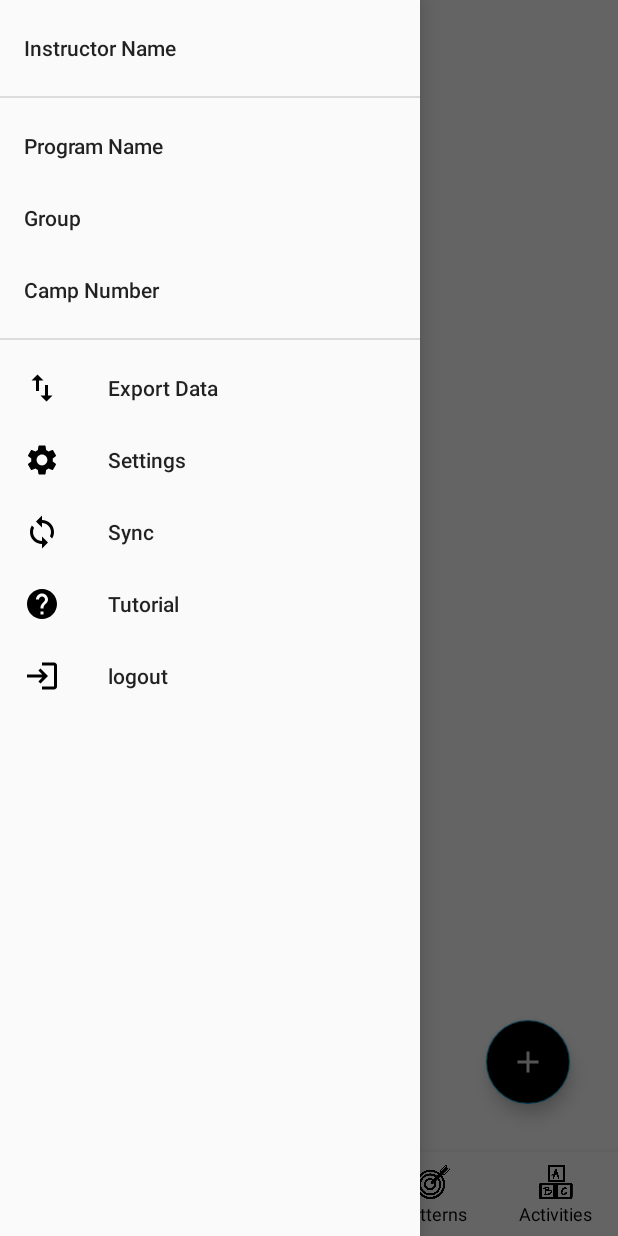
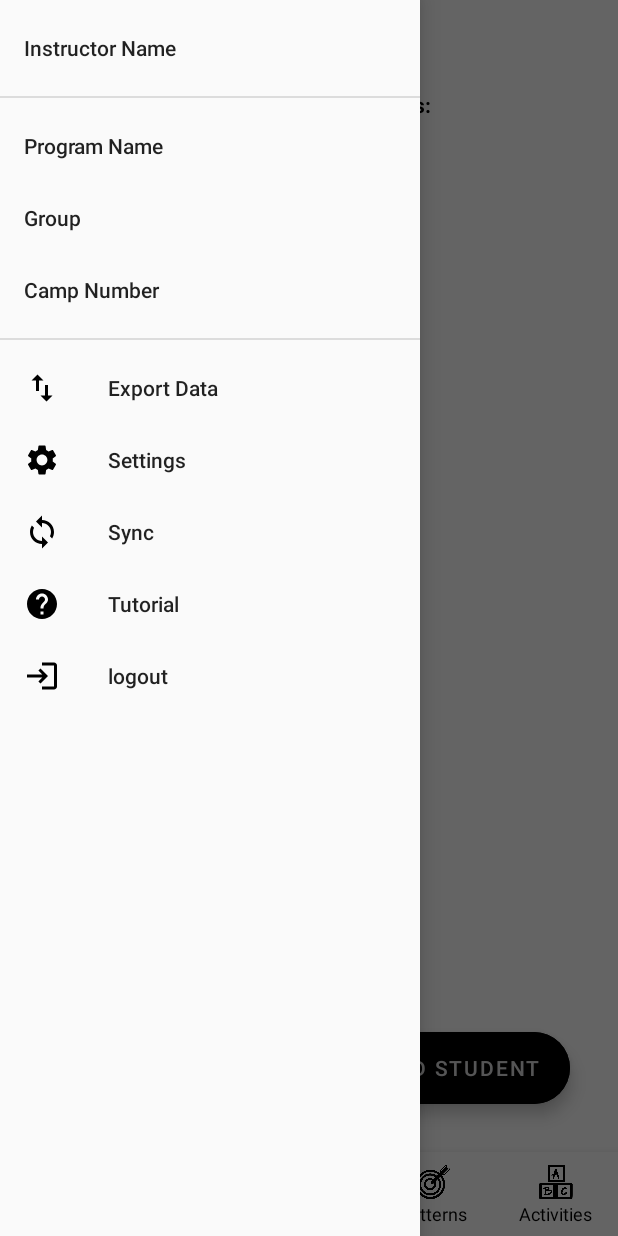
Before and after one commit to NyansapoAI/BetaAndroid, an Android app: the fragment AssessmentFragment placed in its activity, with the side drawer open, on a phone screen of 412 x 824 dp. Run offline under Robolectric (Android 15) with nearby library versions, the phone set to English and light mode, and no system bars; our stand-ins replace Dagger/Hilt's generated code, Firebase (no records; nobody signed in at launch, a user with empty details on screens opened directly); libraries missing offline, so code that uses them is left out: com.arlib.floatingsearchview, com.nightonke.blurlockview, es.dmoral.toasty; plain views replace BlurLockView, FloatingSearchView; 16 statements that could not run were skipped.

Commit message:
added a skip button for all assessment levels

```diff
--- a/app/src/main/java/com/example/edward/nyansapo/presentation/ui/assessment/AssessmentFragment.kt
+++ b/app/src/main/java/com/example/edward/nyansapo/presentation/ui/assessment/AssessmentFragment.kt
@@ -8,18 +8,22 @@ import android.util.Log
 import android.view.View
 import android.widget.Filter
 import android.widget.Toast
+import androidx.core.view.isVisible
 import androidx.fragment.app.Fragment
+import androidx.recyclerview.widget.LinearLayoutManager
 import com.arlib.floatingsearchview.FloatingSearchView
 import com.arlib.floatingsearchview.FloatingSearchView.*
 import com.arlib.floatingsearchview.suggestions.model.SearchSuggestion
 import com.edward.nyansapo.R
+import com.edward.nyansapo.databinding.FragmentAssessmentBinding
+import com.example.edward.nyansapo.AddStudentFragment
 import com.example.edward.nyansapo.Student
-import com.edward.nyansapo.databinding.FragmentAssessmentBinding
+import com.example.edward.nyansapo.presentation.ui.grouping.GroupingAdapter2
+import com.example.edward.nyansapo.presentation.ui.grouping.REQUEST_CODE
 import com.example.edward.nyansapo.presentation.ui.main.MainActivity2
 import com.example.edward.nyansapo.presentation.utils.Constants
 import com.example.edward.nyansapo.presentation.utils.FirebaseUtils
 import com.example.edward.nyansapo.presentation.utils.studentDocumentSnapshot
-import com.example.edward.nyansapo.AddStudentFragment
 import com.google.firebase.firestore.DocumentSnapshot
 import com.google.firebase.firestore.ListenerRegistration
 import com.google.firebase.firestore.Query
@@ -67,6 +71,24 @@ class AssessmentFragment : Fragment(R.layout.fragment_assessment) {
             mainQuerySnapshot = it
 
         }
+        //get items for recyclerview
+        getSuggestions(5) {
+            setUpRecyclerView(it)
+        }
+        if (mSearchView.isSearchBarFocused) {
+            Log.d(TAG, "onResume: searchview is focused")
+            recyclerViewVisibility(false)
+        }
+    }
+
+    private fun setUpRecyclerView(querySnapshot: QuerySnapshot) {
+        Log.d(TAG, "setUpRecyclerView: size:${querySnapshot.size()}")
+        val recyclerAdapter = GroupingAdapter2(onStudentClick = { onStudentClicked(it.toObject(Student::class.java)!!) })
+        recyclerAdapter.submitList(querySnapshot.documents)
+        binding.recyclerview.apply {
+            layoutManager = LinearLayoutManager(MainActivity2.activityContext)
+            adapter = recyclerAdapter
+        }
     }
 
     private fun setOnClickListeners() {
@@ -77,7 +99,8 @@ class AssessmentFragment : Fragment(R.layout.fragment_assessment) {
 
     private fun addStudent() {
         val intent = Intent(MainActivity2.activityContext!!, AddStudentFragment::class.java)
-        startActivity(intent)
+        startActivityForResult(intent,REQUEST_CODE)
+
     }
 
 
@@ -140,6 +163,7 @@ class AssessmentFragment : Fragment(R.layout.fragment_assessment) {
         })
         mSearchView.setOnFocusChangeListener(object : OnFocusChangeListener {
             override fun onFocus() {
+                recyclerViewVisibility(false)
                 mSearchView.showProgress()
                 getSuggestions(3) {
                     mSearchView.swapSuggestions(it.toObjects(Student::class.java))
@@ -151,6 +175,7 @@ class AssessmentFragment : Fragment(R.layout.fragment_assessment) {
             }
 
             override fun onFocusCleared() {
+                recyclerViewVisibility(true)
 
                 //  mSearchView.setSearchBarTitle("search bar title")
 
@@ -189,21 +214,22 @@ class AssessmentFragment : Fragment(R.layout.fragment_assessment) {
              val student = item as Student
              val textColor = if (mIsDarkSearchTheme) "#ffffff" else "#000000"
              val textLight = if (mIsDarkSearchTheme) "#bfbfbf" else "#787878"
-
              *//*   leftIcon.setImageDrawable(ResourcesCompat.getDrawable(resources,
                        R.drawable.ic_history_black_24dp, null))
                Util.setIconColor(leftIcon, Color.parseColor(textColor))
                leftIcon.alpha = .36f*//*
-
             leftIcon.alpha = 0.0f
             leftIcon.setImageDrawable(null)
-
             textView.setTextColor(Color.parseColor(textColor))
             val text: String = student.getBody()
                     .replaceFirst(mSearchView.getQuery(),
                             "<font color=\"" + textLight + "\">" + mSearchView.getQuery() + "</font>")
             textView.text = Html.fromHtml(text)
         })*/
+    }
+
+    private fun recyclerViewVisibility(visible: Boolean) {
+        binding.listLinLayout.isVisible = visible
     }
 
     private fun onStudentClicked(student: Student) {
--- a/app/src/main/java/com/example/edward/nyansapo/presentation/ui/grouping/GroupingAdapter2.kt
+++ b/app/src/main/java/com/example/edward/nyansapo/presentation/ui/grouping/GroupingAdapter2.kt
@@ -19,7 +19,7 @@ import com.google.android.material.dialog.MaterialAlertDialogBuilder
 import com.google.firebase.firestore.DocumentSnapshot
 import es.dmoral.toasty.Toasty
 
-class GroupingAdapter2(val fragment2: GroupingFragment2, val searchViewEmpty: () -> Unit, val onStudentClick: (DocumentSnapshot) -> Unit, val onStudentLongClicked: (DocumentSnapshot) -> Unit) : ListAdapter<DocumentSnapshot, GroupingAdapter2.ViewHolder>(DIFF_UTIL), Filterable {
+class GroupingAdapter2(val fragment2: GroupingFragment2?=null, val searchViewEmpty: () -> Unit={}, val onStudentClick: (DocumentSnapshot) -> Unit, val onStudentLongClicked: (DocumentSnapshot) -> Unit={}) : ListAdapter<DocumentSnapshot, GroupingAdapter2.ViewHolder>(DIFF_UTIL), Filterable {
 
     private val TAG = "LearningLevelAdapter"
 
@@ -109,7 +109,7 @@ class GroupingAdapter2(val fragment2: GroupingFragment2, val searchViewEmpty: ()
         return object : Filter() {
             override fun performFiltering(constraint: CharSequence?): FilterResults {
                 var list: MutableList<DocumentSnapshot> = mutableListOf()
-                for (snapshot in fragment2.originalList) {
+                for (snapshot in fragment2!!.originalList) {
                     val student = snapshot.toObject(Student::class.java)
                     if (student?.firstname!!.toLowerCase().contains(constraint.toString()) || student?.lastname!!.toLowerCase().contains(constraint.toString())) {
                         list.add(snapshot)
--- a/app/src/main/java/com/example/edward/nyansapo/presentation/ui/grouping/GroupingFragment2.kt
+++ b/app/src/main/java/com/example/edward/nyansapo/presentation/ui/grouping/GroupingFragment2.kt
@@ -26,7 +26,7 @@ import com.google.firebase.firestore.Query
 import es.dmoral.toasty.Toasty
 import kotlinx.android.synthetic.main.activity_learning_level.*
 
-
+const val REQUEST_CODE: Int=7
 class GroupingFragment2 : Fragment(R.layout.fragment_learning_level), SwipeListener {
 
 
--- a/app/src/main/res/layout/activity_letter_assessment.xml
+++ b/app/src/main/res/layout/activity_letter_assessment.xml
@@ -28,8 +28,8 @@
         app:layout_constraintVertical_bias="0.421" />
 
     <Button
-        android:visibility="invisible"
-        android:id="@+id/change_button"
+        android:visibility="visible"
+        android:id="@+id/skipBtn"
         android:layout_width="wrap_content"
         android:layout_height="wrap_content"
         android:layout_marginStart="8dp"
@@ -37,7 +37,7 @@
         android:layout_marginEnd="8dp"
         android:layout_marginBottom="8dp"
         android:background="@drawable/button_default"
-        android:text="Change"
+        android:text="Skip"
         app:layout_constraintBottom_toBottomOf="parent"
         app:layout_constraintEnd_toEndOf="parent"
         app:layout_constraintStart_toEndOf="@+id/imageView4"
--- a/app/src/main/res/layout/activity_word_assessment.xml
+++ b/app/src/main/res/layout/activity_word_assessment.xml
@@ -28,15 +28,15 @@
         app:layout_constraintVertical_bias="0.421" />
 
     <Button
-        android:visibility="invisible"
-        android:id="@+id/change_button"
+        android:visibility="visible"
+        android:id="@+id/skipBtn"
         android:layout_width="wrap_content"
         android:layout_height="wrap_content"
         android:layout_marginStart="8dp"
         android:layout_marginTop="8dp"
         android:layout_marginEnd="8dp"
         android:layout_marginBottom="8dp"
-        android:text="Change"
+        android:text="Skip"
         app:layout_constraintBottom_toBottomOf="parent"
         android:background="@drawable/button_default"
         app:layout_constraintEnd_toEndOf="parent"
--- a/app/src/main/res/layout/fragment_assessment.xml
+++ b/app/src/main/res/layout/fragment_assessment.xml
@@ -1,9 +1,10 @@
 <?xml version="1.0" encoding="utf-8"?>
-<androidx.coordinatorlayout.widget.CoordinatorLayout android:orientation="vertical"
+<RelativeLayout xmlns:app="http://schemas.android.com/apk/res-auto"
     xmlns:android="http://schemas.android.com/apk/res/android"
     android:layout_width="match_parent"
     android:layout_height="match_parent"
-    xmlns:app="http://schemas.android.com/apk/res-auto">
+    xmlns:tools="http://schemas.android.com/tools"
+    android:orientation="vertical">
 
     <com.arlib.floatingsearchview.FloatingSearchView
         android:id="@+id/mSearchView"
@@ -21,14 +22,42 @@
         app:floatingSearch_showSearchKey="true"
         app:floatingSearch_viewSuggestionItemTextColor="@color/black" />
 
-    <com.google.android.material.floatingactionbutton.FloatingActionButton
+    <LinearLayout
+        android:id="@+id/listLinLayout"
+        android:layout_width="match_parent"
+        android:layout_height="wrap_content"
+        android:layout_marginTop="60dp"
+        android:orientation="vertical">
+
+        <TextView
+            android:layout_width="match_parent"
+            android:layout_height="wrap_content"
+            android:gravity="center_horizontal"
+            android:text="Recently Added Students:"
+            android:textColor="@color/black"
+            android:textStyle="bold" />
+
+        <androidx.recyclerview.widget.RecyclerView
+            android:id="@+id/recyclerview"
+            android:layout_width="match_parent"
+            android:layout_height="wrap_content"
+            tools:itemCount="5"
+            tools:listitem="@layout/item_student" />
+    </LinearLayout>
+
+
+    <com.google.android.material.floatingactionbutton.ExtendedFloatingActionButton
         android:id="@+id/fob"
+        android:layout_alignParentEnd="true"
+        android:layout_alignParentBottom="true"
+        android:padding="8dp"
         android:layout_width="wrap_content"
         android:layout_height="wrap_content"
         android:layout_gravity="bottom|end"
+        android:text="Add Student"
+        android:textColor="@color/white"
         android:backgroundTint="@android:color/black"
         android:layout_margin="32dp"
-        android:tint="@color/white"
-        android:src="@drawable/ic_add_24" />
+        app:icon="@drawable/ic_add_24" />
 
-</androidx.coordinatorlayout.widget.CoordinatorLayout>
+</RelativeLayout>
```
Also changed, not shown: app/src/main/java/com/example/edward/nyansapo/letter_assessment.kt (+21 -33 lines), app/src/main/java/com/example/edward/nyansapo/paragraph_assessment.kt (+37 -29 lines), app/src/main/java/com/example/edward/nyansapo/presentation/ui/main/MainActivity2.kt (+8 -2 lines), app/src/main/java/com/example/edward/nyansapo/story_assessment.kt (+35 -53 lines), app/src/main/java/com/example/edward/nyansapo/word_assessment.kt (+24 -41 lines), app/src/main/res/layout/activity_paragraph_assessment.xml (+4 -3 lines), app/src/main/res/layout/activity_story_assessment.xml (+4 -3 lines), app/src/main/res/layout/fragment_learning_level.xml (+5 -3 lines).
